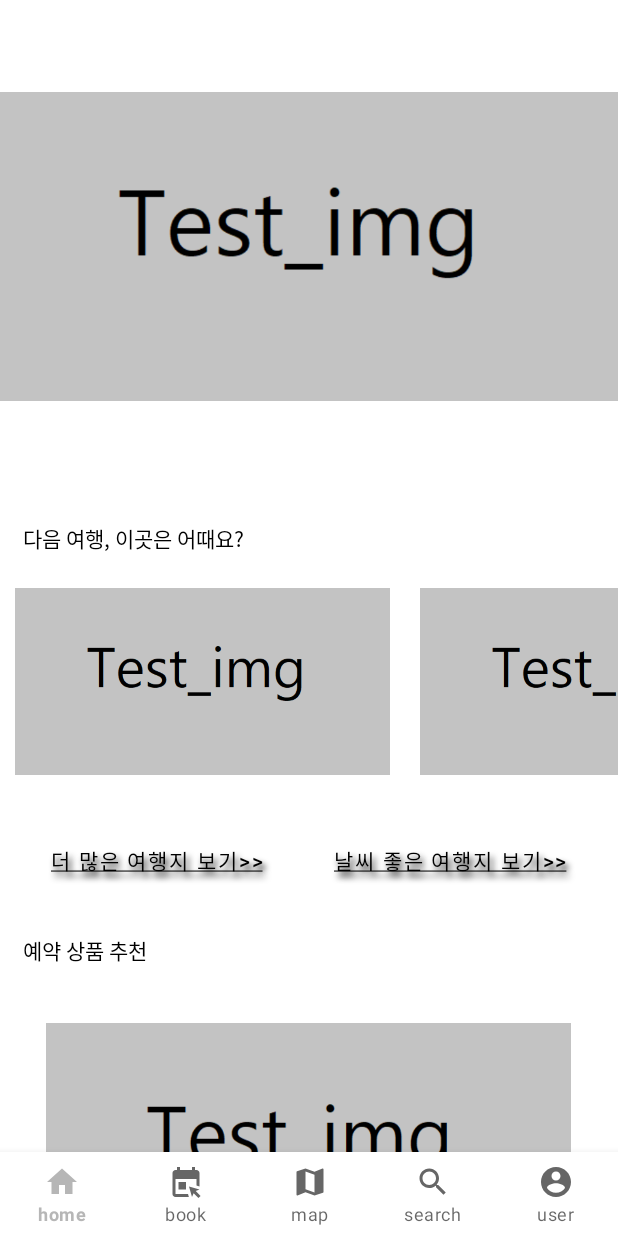
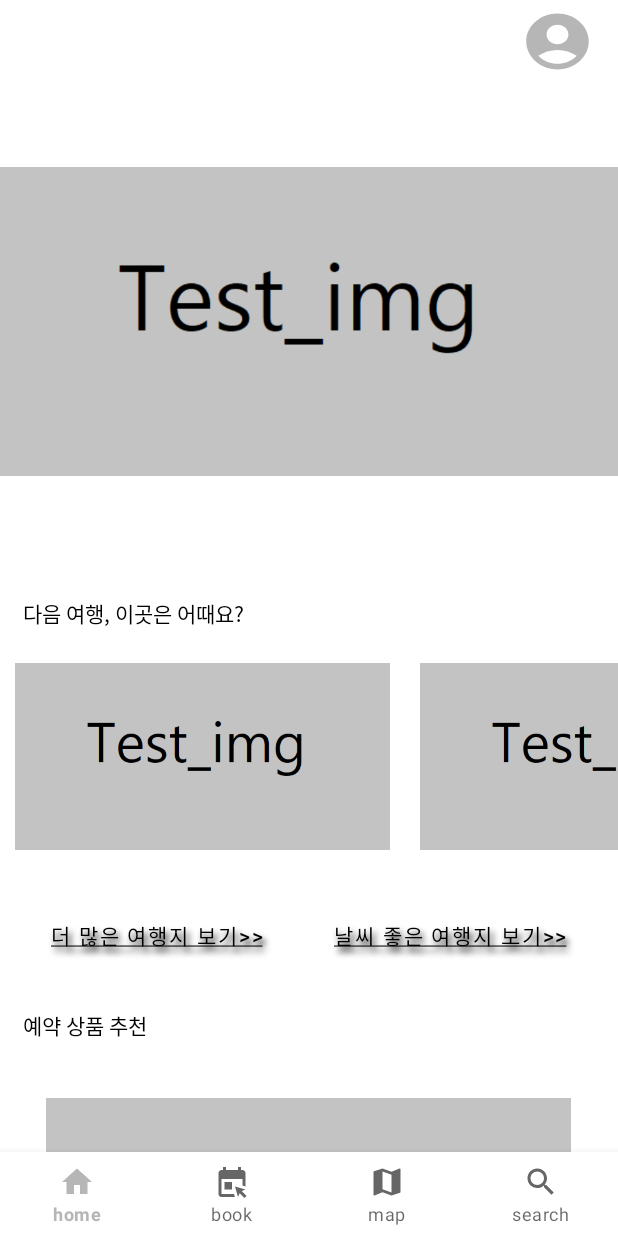
Before and after one commit to jSY49/Anywhere1, an Android app: the screen it shows after launch (MainActivity), on a phone screen of 412 x 824 dp. Run offline under Robolectric (Android 15) with nearby library versions, the phone set to English and light mode, and no system bars; our stand-ins replace Firebase (no records; nobody signed in at launch, a user with empty details on screens opened directly).

```diff
--- a/app/src/main/AndroidManifest.xml
+++ b/app/src/main/AndroidManifest.xml
@@ -25,6 +25,8 @@
         <activity android:name=".wheatherIsClean"/>
         <activity android:name=".arealist"/>
         <activity android:name=".emaillogin"/>
+        <activity android:name=".loginMenuActivity"/>
+        <activity android:name=".userActivity"/>
     </application>
 
 </manifest>
--- a/app/src/main/java/com/example/whereever/MainActivity.kt
+++ b/app/src/main/java/com/example/whereever/MainActivity.kt
@@ -1,17 +1,15 @@
 package com.example.whereever
 
+
+import android.content.Intent
 import androidx.appcompat.app.AppCompatActivity
 import android.os.Bundle
 import android.widget.FrameLayout
-import androidx.core.content.ContextCompat
 import androidx.fragment.app.Fragment
-import androidx.navigation.fragment.NavHostFragment
 import com.example.whereever.fragment.*
 import com.google.android.material.bottomnavigation.BottomNavigationView
-import com.google.firebase.auth.FirebaseAuth
-import com.google.firebase.auth.ktx.auth
-import com.google.firebase.ktx.Firebase
-import kotlinx.android.synthetic.main.fragment_user.*
+import kotlinx.android.synthetic.main.activity_main.*
+
 
 class MainActivity : AppCompatActivity() {
 
@@ -26,9 +24,9 @@ class MainActivity : AppCompatActivity() {
         val fbsconnect = firebaseConnect()
         fbsconnect.firbaseInit()
 
-        val btmNav = findViewById<BottomNavigationView>(R.id.bottomNav)
+        //val btmNav = findViewById<BottomNavigationView>(R.id.bottomNav)
 
-        btmNav.setOnItemSelectedListener { item ->
+        bottomNav.setOnItemSelectedListener { item ->
             changeFragment(
                 when (item.itemId) {
                     R.id.nav1 -> {
@@ -40,34 +38,35 @@ class MainActivity : AppCompatActivity() {
                     R.id.nav3 -> {
                         mapFragment()
                     }
-                    R.id.nav4 -> {
+                    else -> {
                         searchFragment()
                     }
-                    else -> {
-                        //userFragment()
-                        if(fbsconnect.fb_user()!=null){
-                            userFragment()
-                            //profileNm.setText(fbsconnect.fb_userEmail())
-                        } else {
-                            loginFragment()
-                        }
 
-
-                    }
                 }
             )
             true
         }
         //앱 첫 실행시 열리는 메뉴
-        btmNav.selectedItemId = R.id.nav1
+        bottomNav.selectedItemId = R.id.nav1
 
+        //유저버튼
+        userbtn.setOnClickListener {
+            if(fbsconnect.fb_user()!=null){
+                val intent = Intent(applicationContext, userActivity::class.java)
+                startActivity(intent)
+            }
+            else{
+                val intent = Intent(applicationContext, loginMenuActivity::class.java)
+                startActivity(intent)
+            }
 
+        }
 
 
     }
 
     //액티비티에 fragment띄우기
-     fun changeFragment(fragment: Fragment) {
+    fun changeFragment(fragment: Fragment) {
         supportFragmentManager
             .beginTransaction()
             .replace(R.id.fram1, fragment)
--- a/app/src/main/res/drawable/ic_baseline_account_circle_24.xml
+++ b/app/src/main/res/drawable/ic_baseline_account_circle_24.xml
@@ -1,5 +1,6 @@
-<vector android:height="24dp" android:tint="#636363"
+<vector android:height="24dp" android:tint="#EACCEF"
     android:viewportHeight="24" android:viewportWidth="24"
     android:width="24dp" xmlns:android="http://schemas.android.com/apk/res/android">
-    <path android:fillColor="@android:color/white" android:pathData="M12,2C6.48,2 2,6.48 2,12s4.48,10 10,10 10,-4.48 10,-10S17.52,2 12,2zM12,5c1.66,0 3,1.34 3,3s-1.34,3 -3,3 -3,-1.34 -3,-3 1.34,-3 3,-3zM12,19.2c-2.5,0 -4.71,-1.28 -6,-3.22 0.03,-1.99 4,-3.08 6,-3.08 1.99,0 5.97,1.09 6,3.08 -1.29,1.94 -3.5,3.22 -6,3.22z"/>
+    <path android:fillColor="@android:color/white"
+        android:pathData="M12,2C6.48,2 2,6.48 2,12s4.48,10 10,10s10,-4.48 10,-10S17.52,2 12,2zM12,6c1.93,0 3.5,1.57 3.5,3.5S13.93,13 12,13s-3.5,-1.57 -3.5,-3.5S10.07,6 12,6zM12,20c-2.03,0 -4.43,-0.82 -6.14,-2.88C7.55,15.8 9.68,15 12,15s4.45,0.8 6.14,2.12C16.43,19.18 14.03,20 12,20z"/>
 </vector>
--- a/app/src/main/res/layout/activity_main.xml
+++ b/app/src/main/res/layout/activity_main.xml
@@ -7,14 +7,48 @@
     tools:context=".MainActivity">
 
 
+    <RelativeLayout
+        android:id="@+id/relativeLayout"
+        android:layout_width="match_parent"
+        android:layout_height="50dp"
+        tools:ignore="MissingConstraints">
+
+<!--        <TextView-->
+<!--            android:layout_width="wrap_content"-->
+<!--            android:layout_height="wrap_content"-->
+<!--            android:text="@string/app_name"-->
+<!--            android:textSize="30dp"-->
+<!--            android:layout_marginTop="5dp"-->
+<!--            android:layout_marginLeft="20dp"-->
+<!--            android:textColor="@color/black"-->
+<!--            />-->
+        <Button
+            android:id="@+id/userbtn"
+            android:layout_width="50dp"
+            android:layout_height="match_parent"
+            android:layout_alignParentRight="true"
+            android:layout_marginTop="5dp"
+            android:layout_marginRight="15dp"
+            android:background="@drawable/ic_baseline_account_circle_24"
+            android:drawableTint="#BC8B8B"
+
+            />
+
+    </RelativeLayout>
+
+
+
+
+        />
+
     <FrameLayout
         android:id="@+id/fram1"
         android:layout_width="0dp"
         android:layout_height="0dp"
-        app:layout_constraintBottom_toBottomOf="@+id/bottomNav"
+        app:layout_constraintBottom_toTopOf="@+id/bottomNav"
         app:layout_constraintEnd_toEndOf="parent"
         app:layout_constraintStart_toStartOf="parent"
-        app:layout_constraintTop_toTopOf="parent">
+        app:layout_constraintTop_toBottomOf="@+id/relativeLayout">
 
 
     </FrameLayout>
--- a/app/src/main/res/menu/navigationmenu.xml
+++ b/app/src/main/res/menu/navigationmenu.xml
@@ -29,13 +29,13 @@
         android:icon="@drawable/ic_baseline_search_24"
         android:title="search"
         />
-    <item
-        android:id="@+id/nav5"
-        app:showAsAction="ifRoom"
-        android:enabled="true"
-        android:icon="@drawable/ic_baseline_account_circle_24"
-        android:title="user"
-        />
+<!--    <item-->
+<!--        android:id="@+id/nav5"-->
+<!--        app:showAsAction="ifRoom"-->
+<!--        android:enabled="true"-->
+<!--        android:icon="@drawable/ic_baseline_account_circle_24"-->
+<!--        android:title="user"-->
+<!--        />-->
 </menu>
 
 
```
Also changed, not shown: app/src/main/java/com/example/whereever/emaillogin.kt (+3 -11 lines), app/src/main/java/com/example/whereever/fragment/loginFragment.kt (deleted, +0 -70 lines), app/src/main/java/com/example/whereever/fragment/userFragment.kt (deleted, +0 -60 lines), app/src/main/res/layout/whereisclean.xml (+6 -3 lines).
